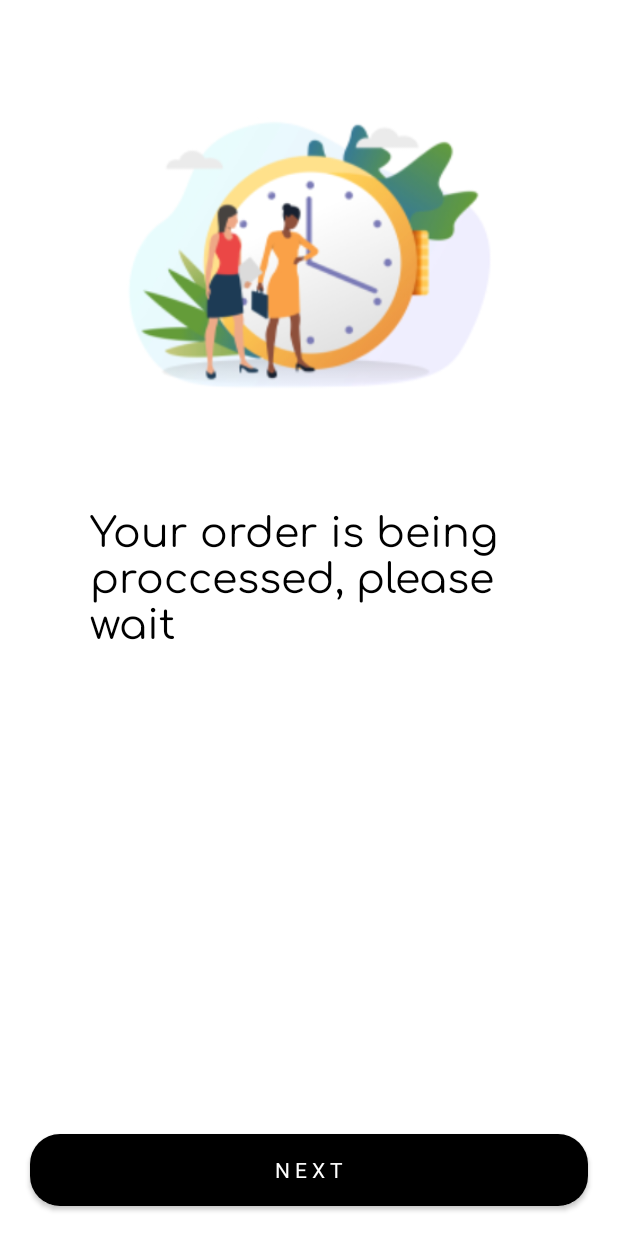
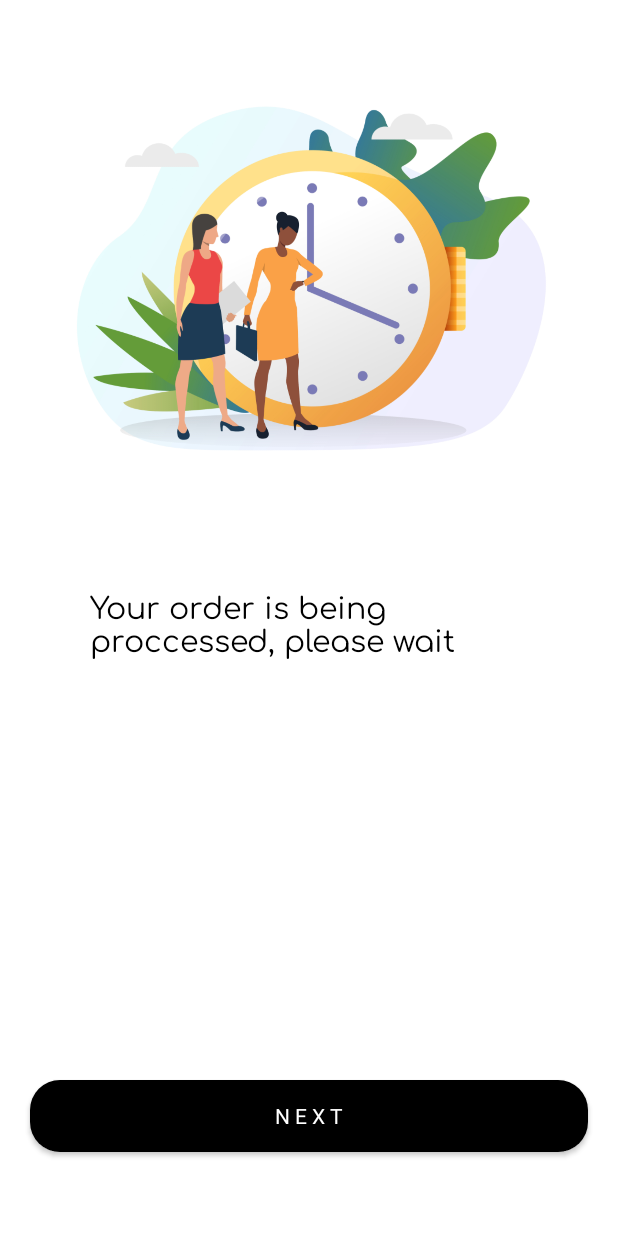
Before and after one commit to mnaufalabdillah/Foodmates, an Android app: the OrderProcessed screen opened directly, with no data from a screen before it, on a phone screen of 412 x 824 dp. Run offline under Robolectric (Android 15) with nearby library versions, the phone set to English and light mode, and no system bars; network calls fail; Roboto replaces fonts that are not available here.

Commit message:
merapikan page order process

```diff
--- /dev/null
+++ b/app/src/main/res/drawable/orderpending.xml
@@ -0,0 +1,4 @@
+<?xml version="1.0" encoding="utf-8"?>
+<selector xmlns:android="http://schemas.android.com/apk/res/android">
+
+</selector>
--- a/app/src/main/res/layout/order_processed.xml
+++ b/app/src/main/res/layout/order_processed.xml
@@ -8,26 +8,28 @@
 
     <ImageView
         android:id="@+id/image_processed"
-        android:layout_width="300dp"
-        android:layout_height="200dp"
+        android:layout_width="match_parent"
+        android:layout_height="259dp"
         android:layout_alignParentTop="true"
-        android:layout_centerHorizontal="true"
+        android:layout_alignParentEnd="true"
         android:layout_gravity="center_horizontal"
-        android:layout_marginTop="70dp"
+        android:layout_marginTop="56dp"
+        android:layout_marginEnd="-2dp"
         android:layout_marginBottom="50dp"
         android:contentDescription="OrderProcessed"
-        android:src="@drawable/processed" />
+        android:src="@drawable/orderpending" />
 
     <TextView
         android:layout_width="wrap_content"
         android:layout_height="wrap_content"
         android:layout_below="@+id/image_processed"
         android:layout_marginHorizontal="50dp"
+        android:layout_marginTop="12dp"
         android:fontFamily="@font/comfortaa"
         android:padding="10dp"
         android:text="Your order is being proccessed, please wait"
         android:textColor="@color/black"
-        android:textSize="27sp" />
+        android:textSize="20sp" />
 
     <Button
         android:id="@+id/btn_next"
@@ -37,7 +39,7 @@
         android:layout_marginStart="20dp"
         android:layout_marginTop="20dp"
         android:layout_marginEnd="20dp"
-        android:layout_marginBottom="20dp"
+        android:layout_marginBottom="56dp"
         android:background="@drawable/roundedbutton"
         android:fontFamily="@font/roboto_black"
         android:text="N E X T"
```
Also changed, not shown: app/src/main/java/com/rpl6/foodmates/HomeActivityChef.java (+8 -7 lines), app/src/main/res/drawable-mdpi/orderpending.png (added).
